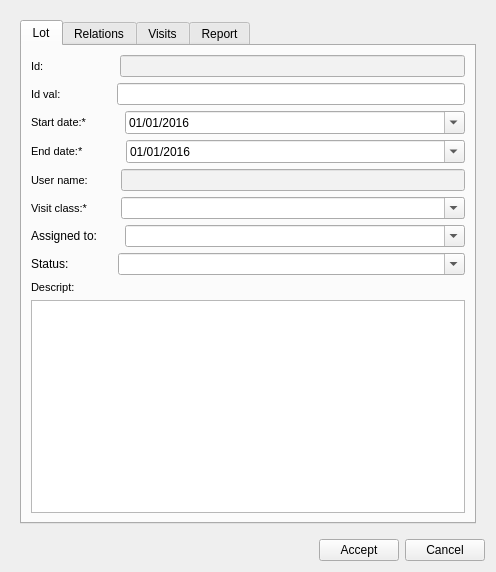
Giswater/giswater_qgis_plugin, file ui/add_lot.ui: the form before one commit.
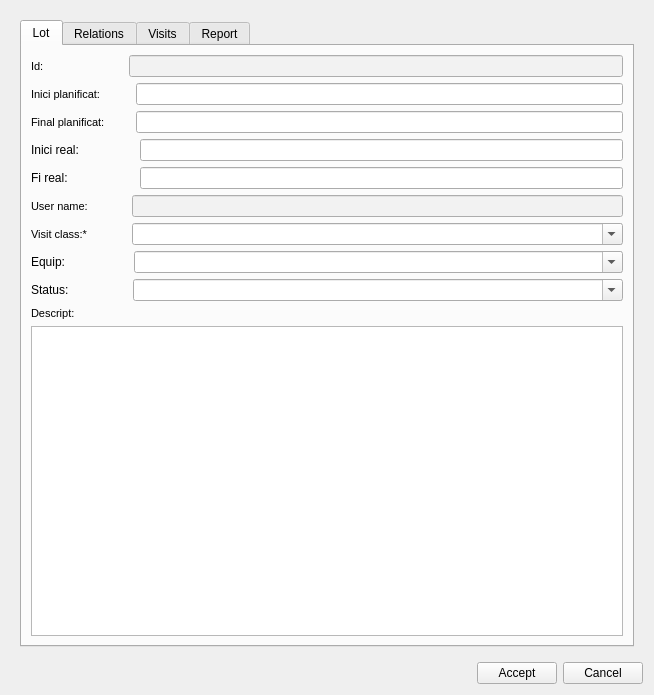
The form after the commit. Icons and pictures are not drawn.

Commit message: manage Qdate fields

Diff of the .ui file:
```diff
--- a/ui/add_lot.ui
+++ b/ui/add_lot.ui
@@ -6,8 +6,8 @@
    <rect>
     <x>0</x>
     <y>0</y>
-    <width>496</width>
-    <height>572</height>
+    <width>654</width>
+    <height>695</height>
    </rect>
   </property>
   <property name="windowTitle">
@@ -26,7 +26,7 @@
          <attribute name="title">
           <string>Lot</string>
          </attribute>
-         <layout class="QVBoxLayout" name="verticalLayout" stretch="0,0,0,0,0,0,0,0,0,0">
+         <layout class="QVBoxLayout" name="verticalLayout" stretch="0,0,0,0,0,0,0,0,0,0,0">
           <item>
            <layout class="QHBoxLayout" name="horizontalLayout" stretch="0,0,1">
             <item>
@@ -71,7 +71,7 @@
               </property>
               <property name="sizeHint" stdset="0">
                <size>
-                <width>70</width>
+                <width>79</width>
                 <height>20</height>
                </size>
               </property>
@@ -96,68 +96,19 @@
             </item>
            </layout>
           </item>
-          <item>
-           <layout class="QHBoxLayout" name="horizontalLayout_5" stretch="0,0,0">
-            <item>
-             <widget class="QLabel" name="label_node_type_4">
-              <property name="font">
-               <font>
-                <pointsize>8</pointsize>
-                <weight>50</weight>
-                <bold>false</bold>
-               </font>
-              </property>
-              <property name="frameShape">
-               <enum>QFrame::NoFrame</enum>
-              </property>
-              <property name="frameShadow">
-               <enum>QFrame::Plain</enum>
-              </property>
-              <property name="text">
-               <string>Id val:</string>
-              </property>
-              <property name="textFormat">
-               <enum>Qt::AutoText</enum>
-              </property>
-              <property name="scaledContents">
-               <bool>false</bool>
-              </property>
-              <property name="alignment">
-               <set>Qt::AlignLeading|Qt::AlignLeft|Qt::AlignVCenter</set>
-              </property>
-              <property name="margin">
-               <number>3</number>
-              </property>
-             </widget>
-            </item>
-            <item>
-             <spacer name="horizontalSpacer_6">
-              <property name="orientation">
-               <enum>Qt::Horizontal</enum>
-              </property>
-              <property name="sizeType">
-               <enum>QSizePolicy::Fixed</enum>
-              </property>
-              <property name="sizeHint" stdset="0">
-               <size>
-                <width>50</width>
-                <height>20</height>
-               </size>
-              </property>
-             </spacer>
-            </item>
-            <item>
-             <widget class="QLineEdit" name="txt_idval"/>
-            </item>
-           </layout>
-          </item>
           <item>
            <layout class="QHBoxLayout" name="horizontalLayout_2" stretch="0,0,0">
             <item>
              <widget class="QLabel" name="label_node_type_3">
+              <property name="minimumSize">
+               <size>
+                <width>80</width>
+                <height>0</height>
+               </size>
+              </property>
               <property name="maximumSize">
                <size>
-                <width>66</width>
+                <width>0</width>
                 <height>16777215</height>
                </size>
               </property>
@@ -175,7 +126,7 @@
                <enum>QFrame::Plain</enum>
               </property>
               <property name="text">
-               <string>Start date:* </string>
+               <string>Inici planificat:</string>
               </property>
               <property name="textFormat">
                <enum>Qt::AutoText</enum>
@@ -201,31 +152,14 @@
               </property>
               <property name="sizeHint" stdset="0">
                <size>
-                <width>22</width>
+                <width>19</width>
                 <height>20</height>
                </size>
               </property>
              </spacer>
             </item>
             <item>
-             <widget class="QDateEdit" name="startdate">
-              <property name="enabled">
-               <bool>true</bool>
-              </property>
-              <property name="date">
-               <date>
-                <year>2016</year>
-                <month>1</month>
-                <day>1</day>
-               </date>
-              </property>
-              <property name="displayFormat">
-               <string>dd/MM/yyyy</string>
-              </property>
-              <property name="calendarPopup">
-               <bool>true</bool>
-              </property>
-             </widget>
+             <widget class="QLineEdit" name="startdate"/>
             </item>
            </layout>
           </item>
@@ -233,9 +167,15 @@
            <layout class="QHBoxLayout" name="horizontalLayout_3" stretch="0,0,0">
             <item>
              <widget class="QLabel" name="label_node_type_2">
+              <property name="minimumSize">
+               <size>
+                <width>80</width>
+                <height>0</height>
+               </size>
+              </property>
               <property name="maximumSize">
                <size>
-                <width>59</width>
+                <width>0</width>
                 <height>16777215</height>
                </size>
               </property>
@@ -253,7 +193,7 @@
                <enum>QFrame::Plain</enum>
               </property>
               <property name="text">
-               <string>End date:*</string>
+               <string>Final planificat:</string>
               </property>
               <property name="textFormat">
                <enum>Qt::AutoText</enum>
@@ -279,32 +219,75 @@
               </property>
               <property name="sizeHint" stdset="0">
                <size>
-                <width>30</width>
+                <width>19</width>
                 <height>20</height>
                </size>
               </property>
              </spacer>
             </item>
             <item>
-             <widget class="QDateEdit" name="enddate">
-              <property name="enabled">
-               <bool>true</bool>
+             <widget class="QLineEdit" name="enddate"/>
+            </item>
+           </layout>
+          </item>
+          <item>
+           <layout class="QHBoxLayout" name="horizontalLayout_15">
+            <item>
+             <widget class="QLabel" name="label_3">
+              <property name="text">
+               <string>Inici real:</string>
               </property>
-              <property name="date">
-               <date>
-                <year>2016</year>
-                <month>1</month>
-                <day>1</day>
-               </date>
+             </widget>
+            </item>
+            <item>
+             <spacer name="horizontalSpacer_6">
+              <property name="orientation">
+               <enum>Qt::Horizontal</enum>
               </property>
-              <property name="displayFormat">
-               <string>dd/MM/yyyy</string>
+              <property name="sizeType">
+               <enum>QSizePolicy::Fixed</enum>
               </property>
-              <property name="calendarPopup">
-               <bool>true</bool>
+              <property name="sizeHint" stdset="0">
+               <size>
+                <width>55</width>
+                <height>20</height>
+               </size>
               </property>
+             </spacer>
+            </item>
+            <item>
+             <widget class="QLineEdit" name="real_init_date"/>
+            </item>
+           </layout>
+          </item>
+          <item>
+           <layout class="QHBoxLayout" name="horizontalLayout_16">
+            <item>
+             <widget class="QLabel" name="label_4">
+              <property name="text">
+               <string>Fi real:</string>
+              </property>
              </widget>
             </item>
+            <item>
+             <spacer name="horizontalSpacer_11">
+              <property name="orientation">
+               <enum>Qt::Horizontal</enum>
+              </property>
+              <property name="sizeType">
+               <enum>QSizePolicy::Fixed</enum>
+              </property>
+              <property name="sizeHint" stdset="0">
+               <size>
+                <width>66</width>
+                <height>20</height>
+               </size>
+              </property>
+             </spacer>
+            </item>
+            <item>
+             <widget class="QLineEdit" name="real_end_date"/>
+            </item>
            </layout>
           </item>
           <item>
@@ -351,7 +334,7 @@
               </property>
               <property name="sizeHint" stdset="0">
                <size>
-                <width>27</width>
+                <width>38</width>
                 <height>20</height>
                </size>
               </property>
@@ -418,7 +401,7 @@
               </property>
               <property name="sizeHint" stdset="0">
                <size>
-                <width>27</width>
+                <width>38</width>
                 <height>20</height>
                </size>
               </property>
@@ -447,7 +430,7 @@
                </size>
               </property>
               <property name="text">
-               <string>Assigned to:</string>
+               <string>Equip:</string>
               </property>
               <property name="margin">
                <number>3</number>
@@ -464,7 +447,7 @@
               </property>
               <property name="sizeHint" stdset="0">
                <size>
-                <width>22</width>
+                <width>63</width>
                 <height>20</height>
                </size>
               </property>
@@ -504,7 +487,7 @@
               </property>
               <property name="sizeHint" stdset="0">
                <size>
-                <width>40</width>
+                <width>55</width>
                 <height>20</height>
                </size>
               </property>
```
Left out of the diff: 2 changed lines with no effect on the pictures. The commit also changes 1 other file.
